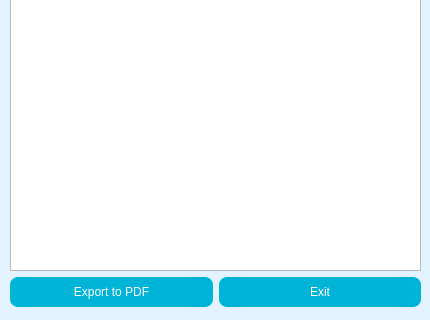
The window that uic/report.ui (xyang-github/INR_Tracker) describes before a commit, drawn with Qt 5; both pictures show x 0 to 430 and y 264 to 584 of the 430 by 584 pixel window.
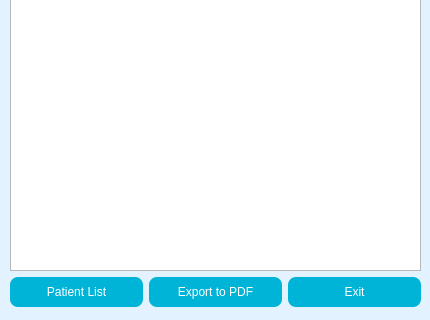
The same window after the commit. Icons and pictures are not drawn.

Commit message: Issue #6 - Added a patient list dialog box, which is accessed via the report window

```diff
--- a/uic/report.ui
+++ b/uic/report.ui
@@ -144,6 +144,19 @@
     </item>
     <item>
      <layout class="QHBoxLayout" name="lytButtons">
+      <item>
+       <widget class="QPushButton" name="btnPatientList">
+        <property name="minimumSize">
+         <size>
+          <width>0</width>
+          <height>30</height>
+         </size>
+        </property>
+        <property name="text">
+         <string>Patient List</string>
+        </property>
+       </widget>
+      </item>
       <item>
        <widget class="QPushButton" name="btnPDF">
         <property name="minimumSize">
```
The commit also changes 4 other files.
